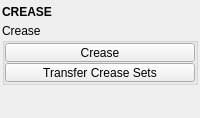
Qt form tentacle/ui/crease.ui (m3trik/tentacle) before a commit.
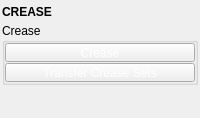
The same form after that commit. Custom widgets are drawn as their Qt base class.

The edit to the form file:
```diff
--- a/tentacle/ui/crease.ui
+++ b/tentacle/ui/crease.ui
@@ -25,7 +25,7 @@
   <property name="dockOptions">
    <set>QMainWindow::AllowNestedDocks|QMainWindow::AllowTabbedDocks|QMainWindow::AnimatedDocks|QMainWindow::ForceTabbedDocks</set>
   </property>
-  <property name="balette" stdset="0">
+  <property name="palette" stdset="0">
    <palette>
     <active>
      <colorrole role="ButtonText">
@@ -96,7 +96,7 @@
      <height>0</height>
     </size>
    </property>
-   <property name="balette" stdset="0">
+   <property name="palette" stdset="0">
     <palette>
      <active>
       <colorrole role="Highlight">
```
Left out of the diff: 6 changed lines with no effect on the pictures.
